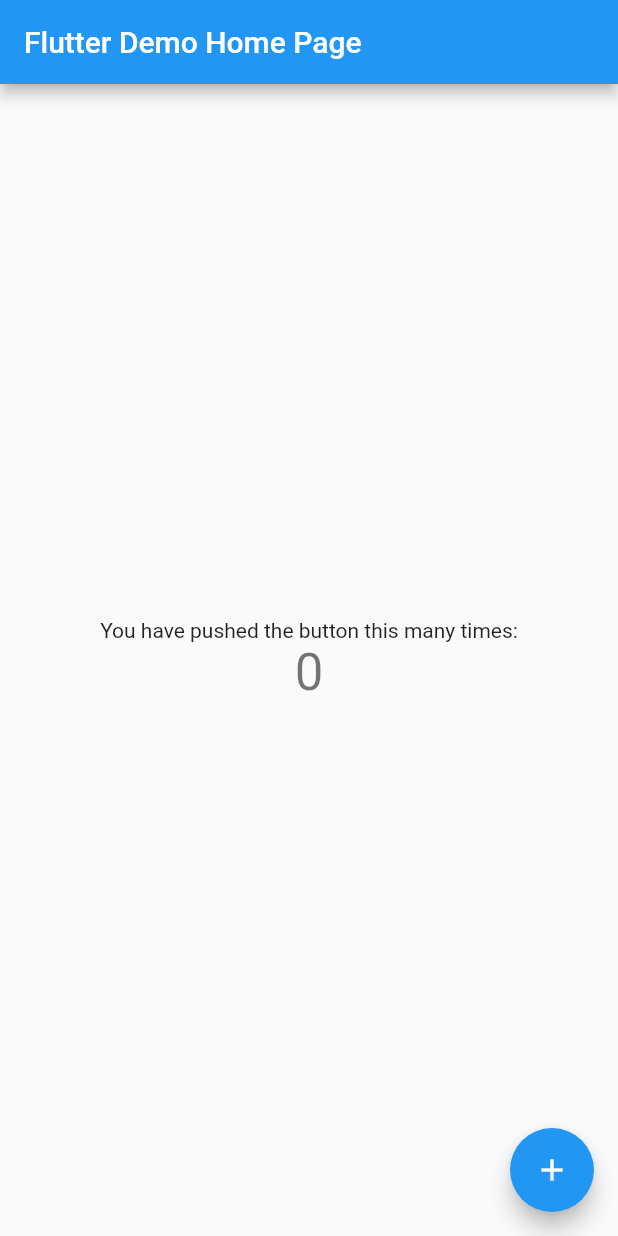
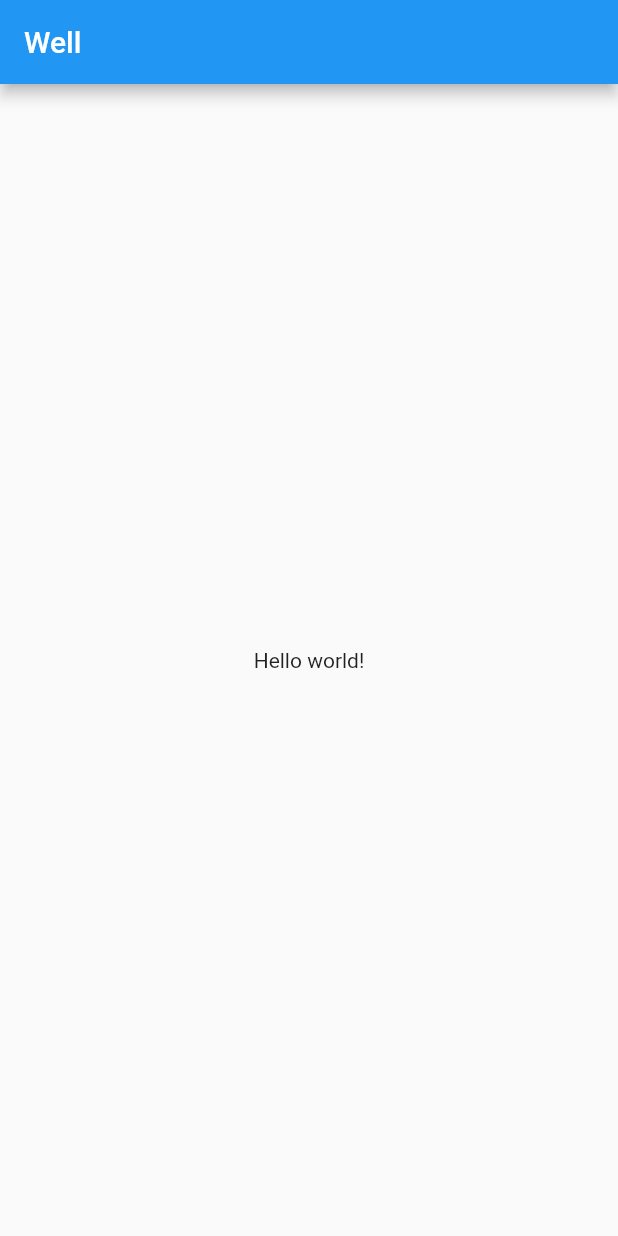
Before and after one commit to refaat31/iut_ehealth1, a Flutter app: the screen it shows after launch, on a phone screen of 412 x 824 dp. Run offline on Flutter 3.47's test engine with Material 2 defaults, Android fonts, the phone set to English and light mode, and no system bars.

Commit message:
Basic Homepage created

```diff
--- a/lib/main.dart
+++ b/lib/main.dart
@@ -1,111 +1,20 @@
 import 'package:flutter/material.dart';
+import 'package:iut_ehealth/view/pages/home_page.dart';
 
-void main() => runApp(MyApp());
+void main() => runApp(iut_ehealth());
 
-class MyApp extends StatelessWidget {
-  // This widget is the root of your application.
+class iut_ehealth extends StatelessWidget {
+  const iut_ehealth({Key key}) : super(key: key);
+
   @override
   Widget build(BuildContext context) {
     return MaterialApp(
-      title: 'Flutter Demo',
       theme: ThemeData(
-        // This is the theme of your application.
-        //
-        // Try running your application with "flutter run". You'll see the
-        // application has a blue toolbar. Then, without quitting the app, try
-        // changing the primarySwatch below to Colors.green and then invoke
-        // "hot reload" (press "r" in the console where you ran "flutter run",
-        // or simply save your changes to "hot reload" in a Flutter IDE).
-        // Notice that the counter didn't reset back to zero; the application
-        // is not restarted.
-        primarySwatch: Colors.blue,
+        primaryColor: Colors.blue,
+        brightness: Brightness.light,
       ),
-      home: MyHomePage(title: 'Flutter Demo Home Page'),
+
+      home: HomePage(),
     );
   }
 }
-
-class MyHomePage extends StatefulWidget {
-  MyHomePage({Key key, this.title}) : super(key: key);
-
-  // This widget is the home page of your application. It is stateful, meaning
-  // that it has a State object (defined below) that contains fields that affect
-  // how it looks.
-
-  // This class is the configuration for the state. It holds the values (in this
-  // case the title) provided by the parent (in this case the App widget) and
-  // used by the build method of the State. Fields in a Widget subclass are
-  // always marked "final".
-
-  final String title;
-
-  @override
-  _MyHomePageState createState() => _MyHomePageState();
-}
-
-class _MyHomePageState extends State<MyHomePage> {
-  int _counter = 0;
-
-  void _incrementCounter() {
-    setState(() {
-      // This call to setState tells the Flutter framework that something has
-      // changed in this State, which causes it to rerun the build method below
-      // so that the display can reflect the updated values. If we changed
-      // _counter without calling setState(), then the build method would not be
-      // called again, and so nothing would appear to happen.
-      _counter++;
-    });
-  }
-
-  @override
-  Widget build(BuildContext context) {
-    // This method is rerun every time setState is called, for instance as done
-    // by the _incrementCounter method above.
-    //
-    // The Flutter framework has been optimized to make rerunning build methods
-    // fast, so that you can just rebuild anything that needs updating rather
-    // than having to individually change instances of widgets.
-    return Scaffold(
-      appBar: AppBar(
-        // Here we take the value from the MyHomePage object that was created by
-        // the App.build method, and use it to set our appbar title.
-        title: Text(widget.title),
-      ),
-      body: Center(
-        // Center is a layout widget. It takes a single child and positions it
-        // in the middle of the parent.
-        child: Column(
-          // Column is also a layout widget. It takes a list of children and
-          // arranges them vertically. By default, it sizes itself to fit its
-          // children horizontally, and tries to be as tall as its parent.
-          //
-          // Invoke "debug painting" (press "p" in the console, choose the
-          // "Toggle Debug Paint" action from the Flutter Inspector in Android
-          // Studio, or the "Toggle Debug Paint" command in Visual Studio Code)
-          // to see the wireframe for each widget.
-          //
-          // Column has various properties to control how it sizes itself and
-          // how it positions its children. Here we use mainAxisAlignment to
-          // center the children vertically; the main axis here is the vertical
-          // axis because Columns are vertical (the cross axis would be
-          // horizontal).
-          mainAxisAlignment: MainAxisAlignment.center,
-          children: <Widget>[
-            Text(
-              'You have pushed the button this many times:',
-            ),
-            Text(
-              '$_counter',
-              style: Theme.of(context).textTheme.display1,
-            ),
-          ],
-        ),
-      ),
-      floatingActionButton: FloatingActionButton(
-        onPressed: _incrementCounter,
-        tooltip: 'Increment',
-        child: Icon(Icons.add),
-      ), // This trailing comma makes auto-formatting nicer for build methods.
-    );
-  }
-}
--- /dev/null
+++ b/lib/view/pages/home_page.dart
@@ -0,0 +1,17 @@
+import 'package:flutter/material.dart';
+
+class HomePage extends StatelessWidget {
+  const HomePage({Key key}) : super(key: key);
+
+  @override
+  Widget build(BuildContext context) {
+    return Scaffold(
+      appBar: AppBar(
+        title: Text("Well"),
+      ),
+      body: Center(
+        child: Text("Hello world!"),
+      ),
+    );
+  }
+}
```
Also changed, not shown: 3 other files.
